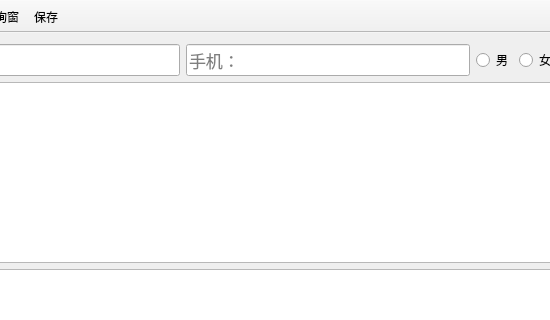
The window that mainwindow.ui (crouse/citta) describes before a commit, drawn with Qt 5; both pictures show x 115 to 665 and y 0 to 320 of the 768 by 515 pixel window.
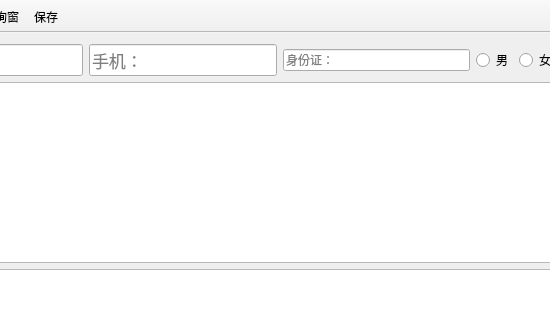
The same window after the commit. Icons and pictures are not drawn.

The edit to the form file:
```diff
--- a/mainwindow.ui
+++ b/mainwindow.ui
@@ -48,6 +48,13 @@
           </property>
          </widget>
         </item>
+        <item>
+         <widget class="QLineEdit" name="lineEditID">
+          <property name="placeholderText">
+           <string>身份证：</string>
+          </property>
+         </widget>
+        </item>
         <item>
          <widget class="QRadioButton" name="radioButtonMale">
           <property name="toolTip">
```
Left out of the diff: 2 changed lines with no effect on the pictures.
